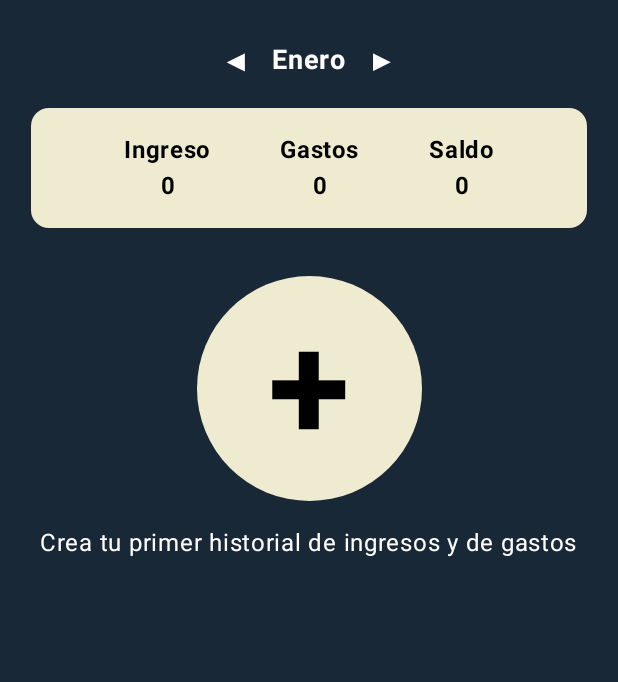
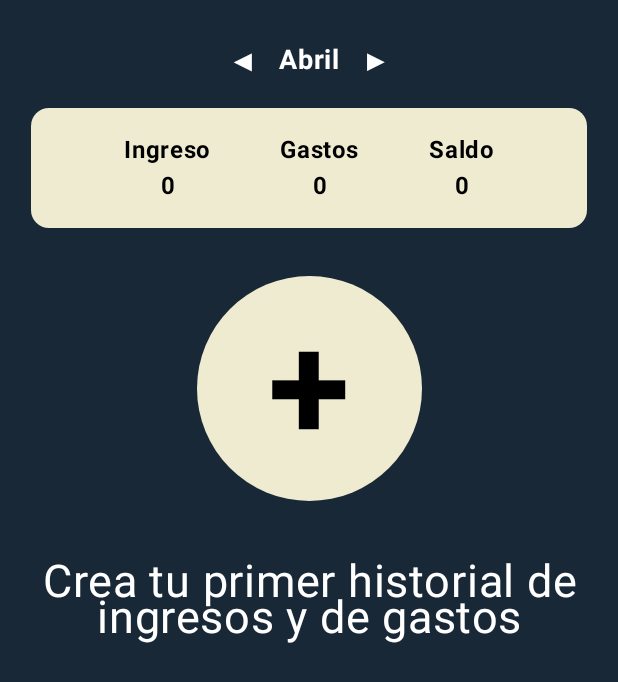
Before and after one commit to ZapatoProgramming/MisFinanzas, an Android app built with Jetpack Compose: the composable DashboardView shown on its own in the app's theme, on a phone screen of 412 x 824 dp. Shown: the top 682 px of the screen. Run offline under Robolectric (Android 15) with nearby library versions, the phone set to English and light mode, and no system bars.

```diff
--- a/MisFinanzas/app/src/main/java/com/example/misfinanzas/views/dashboard/DashboardView.kt
+++ b/MisFinanzas/app/src/main/java/com/example/misfinanzas/views/dashboard/DashboardView.kt
@@ -13,14 +13,20 @@ import androidx.compose.ui.Modifier
 import androidx.compose.ui.draw.clip
 import androidx.compose.ui.graphics.Color
 import androidx.compose.ui.text.font.FontWeight
+import androidx.compose.ui.text.style.TextAlign
 import androidx.compose.ui.unit.dp
 import androidx.compose.ui.unit.sp
 
 @Composable
 fun DashboardView() {
-    var selectedMonth by remember { mutableStateOf("Enero") }
-    val months = listOf("Enero", "Febrero", "Marzo", "Abril", "Mayo", "Junio", "Julio", "Agosto", "Septiembre", "Octubre", "Noviembre", "Diciembre")
-    var currentIndex by remember { mutableStateOf(0) }
+    // Obtener el mes actual (0 = Enero, 11 = Diciembre)
+    val currentMonth = java.util.Calendar.getInstance().get(java.util.Calendar.MONTH)
+    val months = listOf(
+        "Enero", "Febrero", "Marzo", "Abril", "Mayo", "Junio",
+        "Julio", "Agosto", "Septiembre", "Octubre", "Noviembre", "Diciembre"
+    )
+    var currentIndex by remember { mutableStateOf(currentMonth) }
+    var selectedMonth by remember { mutableStateOf(months[currentIndex]) }
 
     Column(
         modifier = Modifier
@@ -53,6 +59,11 @@ fun DashboardView() {
         Spacer(modifier = Modifier.height(8.dp))
 
         // Resumen de ingresos, gastos y saldo
+        //--------------------------------------------------------------------------------------------------------------
+        /* Falta hacer que el apartado de ingresos, gasto y saldo se actualize con la base de datos en tiempo real ahora
+        ahora solo es un ejemplo visual */
+        //--------------------------------------------------------------------------------------------------------------
+
         Row(
             modifier = Modifier
                 .fillMaxWidth(0.9f)
@@ -61,16 +72,16 @@ fun DashboardView() {
             horizontalArrangement = Arrangement.SpaceEvenly
         ) {
             Column(horizontalAlignment = Alignment.CenterHorizontally) {
-                Text("Ingreso",  fontWeight = FontWeight.Bold, color = Color.Black)
+                Text("Ingreso", fontWeight = FontWeight.Bold, color = Color.Black)
                 Text("0", fontWeight = FontWeight.Bold, color = Color.Black)
             }
             Column(horizontalAlignment = Alignment.CenterHorizontally) {
-                Text("Gastos",  fontWeight = FontWeight.Bold, color = Color.Black)
+                Text("Gastos", fontWeight = FontWeight.Bold, color = Color.Black)
                 Text("0", fontWeight = FontWeight.Bold, color = Color.Black)
             }
             Column(horizontalAlignment = Alignment.CenterHorizontally) {
                 Text("Saldo", fontWeight = FontWeight.Bold, color = Color.Black)
-                Text("0",  fontWeight = FontWeight.Bold, color = Color.Black)
+                Text("0", fontWeight = FontWeight.Bold, color = Color.Black)
             }
         }
 
@@ -89,15 +100,22 @@ fun DashboardView() {
             Text("+", fontSize = 100.sp, fontWeight = FontWeight.Bold, color = Color.Black)
         }
 
-        Spacer(modifier = Modifier.height(16.dp))
+        Spacer(modifier = Modifier.height(20.dp))
 
-        // Texto de indicación
-        Text("Crea tu primer historial de ingresos y de gastos",
-            color = Color.White)
-
+        Box(
+            modifier = Modifier
+                .fillMaxWidth()
+                .padding(16.dp),
+            contentAlignment = Alignment.Center
+        ) {
+            Text(
+                "Crea tu primer historial de ingresos y de gastos",
+                color = Color.White,
+                fontSize = 30.sp,
+                textAlign = TextAlign.Center
+            )
+        }
         Spacer(modifier = Modifier.weight(1f))
-
-        // Hay que poner la barra de navegación inferior en una clase aparte para no estar creandola cada vez que se crea una vista
-
     }
+    // vamos
 }
```
